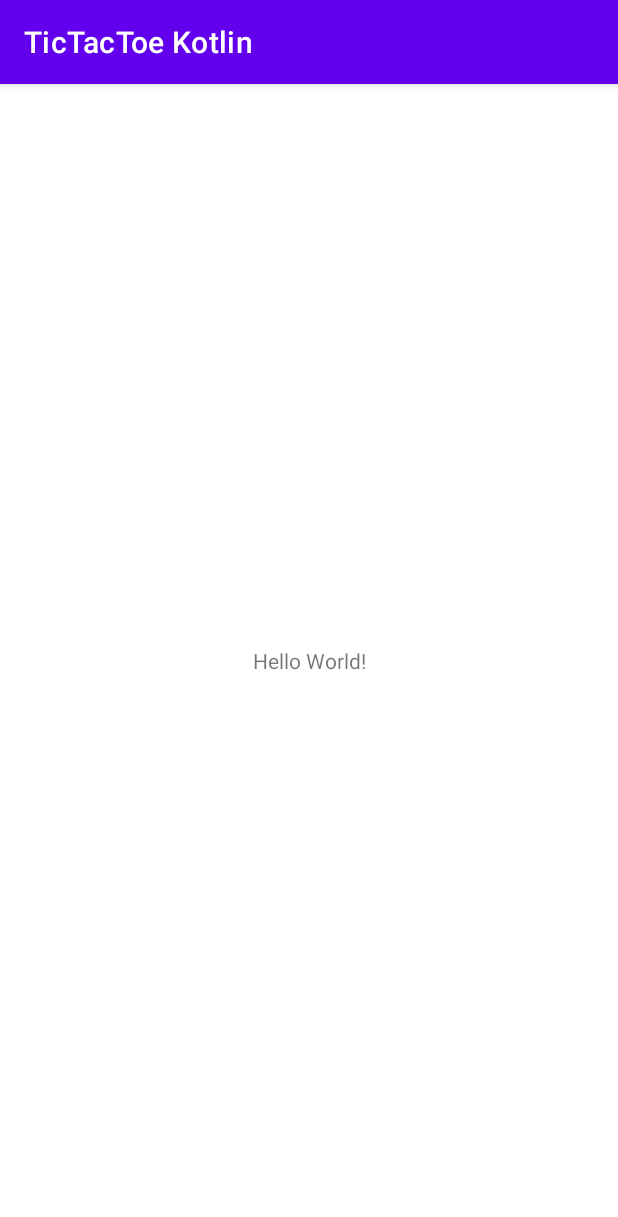
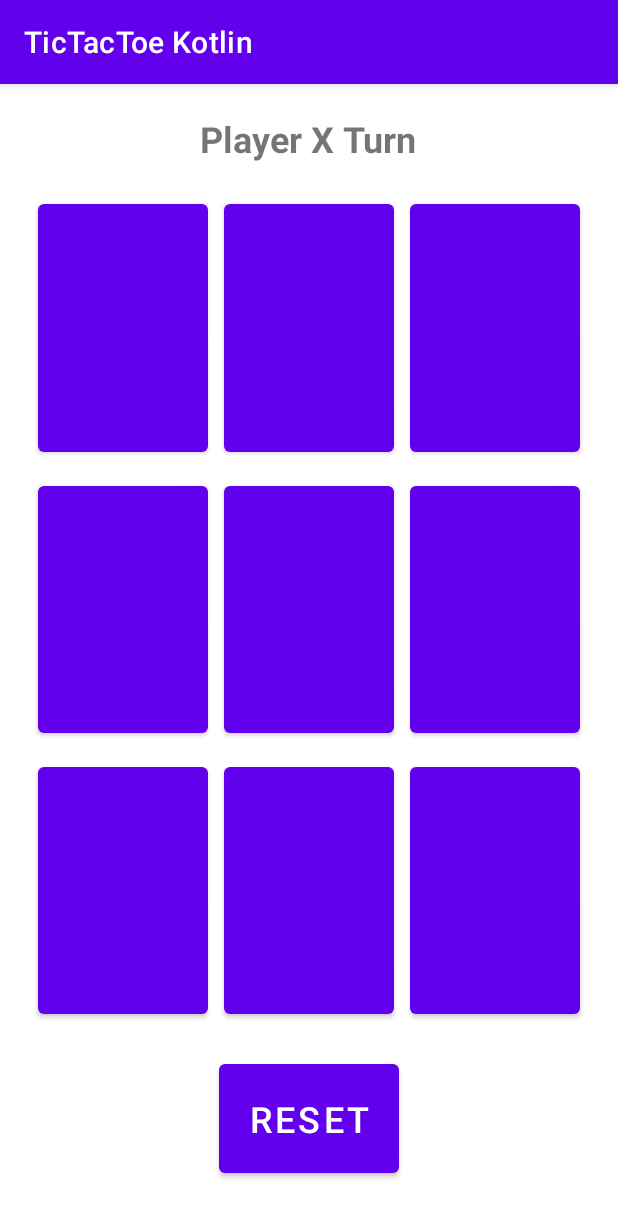
Before and after one commit to Rajput616/TicTacToe_Kotlin, an Android app: the screen it shows after launch (MainActivity), on a phone screen of 412 x 824 dp. Shown: the top 1217 px of the screen. Run offline under Robolectric (Android 15) with nearby library versions, the phone set to English and light mode, and no system bars.

Commit message:
Layout done for the App

```diff
--- a/app/src/main/res/layout/activity_main.xml
+++ b/app/src/main/res/layout/activity_main.xml
@@ -1,18 +1,125 @@
 <?xml version="1.0" encoding="utf-8"?>
-<androidx.constraintlayout.widget.ConstraintLayout
+<LinearLayout
     xmlns:android="http://schemas.android.com/apk/res/android"
     xmlns:tools="http://schemas.android.com/tools"
     xmlns:app="http://schemas.android.com/apk/res-auto"
     android:layout_width="match_parent"
+    android:layout_margin="20dp"
     android:layout_height="match_parent"
+    android:orientation="vertical"
     tools:context=".MainActivity">
     <TextView
-      android:layout_width="wrap_content"
-      android:layout_height="wrap_content"
-      android:text="Hello World!"
-      app:layout_constraintBottom_toBottomOf="parent"
-      app:layout_constraintLeft_toLeftOf="parent"
-      app:layout_constraintRight_toRightOf="parent"
-      app:layout_constraintTop_toTopOf="parent" />
+        android:layout_width="wrap_content"
+        android:layout_height="wrap_content"
+        android:layout_marginBottom="16dp"
+        android:text="Player X Turn"
+        android:textSize="24sp"
+        android:textStyle="bold"
+        android:layout_gravity="center_horizontal"/>
+    <LinearLayout
+        android:layout_width="match_parent"
+        android:orientation="horizontal"
+        android:layout_weight="1"
+        android:layout_height="match_parent">
+        <Button
+            android:layout_width="0dp"
+            android:layout_weight="1"
+            android:layout_height="match_parent"
+            android:textSize="50sp"
+            android:layout_margin="5dp"
+            android:textColor="@color/black"
+            android:id="@+id/button0"/>
+        <Button
+            android:layout_width="0dp"
+            android:layout_weight="1"
+            android:layout_margin="5dp"
+            android:layout_height="match_parent"
+            android:textSize="50sp"
+            android:textColor="@color/black"
+            android:id="@+id/button2"/>
+        <Button
+            android:layout_width="0dp"
+            android:layout_weight="1"
+            android:layout_margin="5dp"
+            android:layout_height="match_parent"
+            android:textSize="50sp"
+            android:textColor="@color/black"
+            android:id="@+id/button3"/>
 
-  </androidx.constraintlayout.widget.ConstraintLayout>
+    </LinearLayout>
+    <LinearLayout
+        android:layout_width="match_parent"
+        android:orientation="horizontal"
+        android:layout_weight="1"
+        android:layout_height="match_parent">
+
+        <Button
+            android:layout_width="0dp"
+            android:layout_weight="1"
+            android:layout_height="match_parent"
+            android:textSize="50sp"
+            android:textColor="@color/black"
+            android:layout_margin="5dp"
+            android:id="@+id/button4"/>
+        <Button
+            android:layout_width="0dp"
+            android:layout_weight="1"
+            android:layout_height="match_parent"
+            android:textSize="50sp"
+            android:layout_margin="5dp"
+            android:textColor="@color/black"
+            android:id="@+id/button5"/>
+        <Button
+            android:layout_width="0dp"
+            android:layout_weight="1"
+            android:layout_height="match_parent"
+            android:textSize="50sp"
+            android:layout_margin="5dp"
+            android:textColor="@color/black"
+            android:id="@+id/button6"/>
+
+    </LinearLayout>
+    <LinearLayout
+        android:layout_width="match_parent"
+        android:orientation="horizontal"
+        android:layout_weight="1"
+        android:layout_height="match_parent">
+
+        <Button
+            android:layout_width="0dp"
+            android:layout_weight="1"
+            android:layout_height="match_parent"
+            android:textSize="50sp"
+            android:layout_margin="5dp"
+            android:textColor="@color/black"
+            android:id="@+id/button7"/>
+        <Button
+            android:layout_width="0dp"
+            android:layout_weight="1"
+            android:layout_height="match_parent"
+            android:textSize="50sp"
+            android:layout_margin="5dp"
+            android:textColor="@color/black"
+            android:id="@+id/button8"/>
+        <Button
+            android:layout_width="0dp"
+            android:layout_weight="1"
+            android:layout_height="match_parent"
+            android:textSize="50sp"
+            android:layout_margin="5dp"
+            android:textColor="@color/black"
+            android:id="@+id/button9"/>
+
+    </LinearLayout>
+
+    <Button
+        android:id="@+id/resetButton"
+        android:layout_width="wrap_content"
+        android:layout_height="wrap_content"
+        android:textSize="24sp"
+        android:layout_marginVertical="16sp"
+        android:layout_gravity="center_horizontal"
+        android:text="Reset"
+        android:padding="20dp"/>
+
+  </LinearLayout>
```
